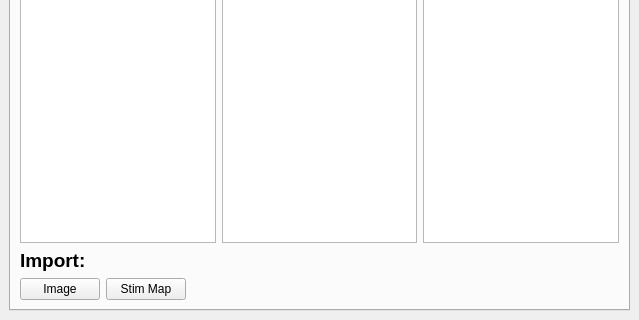
Old version of the form mesmerize/viewer/modules/ui_files/femtonics_mesc_template.ui in the repository kushalkolar/MESmerize; both pictures show x 0 to 639 and y 377 to 697 of the 639 by 697 pixel window.
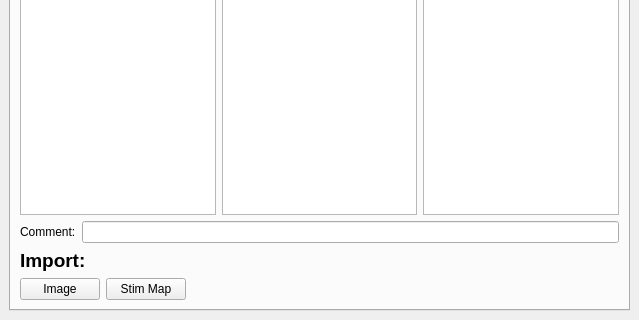
New version of the form. Custom widgets are drawn as their Qt base class.

Commit message: invert the image array, show user comments in the GUI

What changed in the file:
```diff
--- a/mesmerize/viewer/modules/ui_files/femtonics_mesc_template.ui
+++ b/mesmerize/viewer/modules/ui_files/femtonics_mesc_template.ui
@@ -150,6 +150,27 @@
           </item>
          </layout>
         </item>
+        <item>
+         <layout class="QHBoxLayout" name="horizontalLayout_5">
+          <item>
+           <widget class="QLabel" name="label_5">
+            <property name="text">
+             <string>Comment:</string>
+            </property>
+           </widget>
+          </item>
+          <item>
+           <widget class="QLineEdit" name="lineEdit_comment">
+            <property name="toolTip">
+             <string>Comment stored in the selected MUnit</string>
+            </property>
+            <property name="readOnly">
+             <bool>true</bool>
+            </property>
+           </widget>
+          </item>
+         </layout>
+        </item>
         <item>
          <widget class="QLabel" name="label_4">
           <property name="font">
```
Left out of the diff: 1 changed line with no effect on the pictures. The commit also changes 2 other files.
